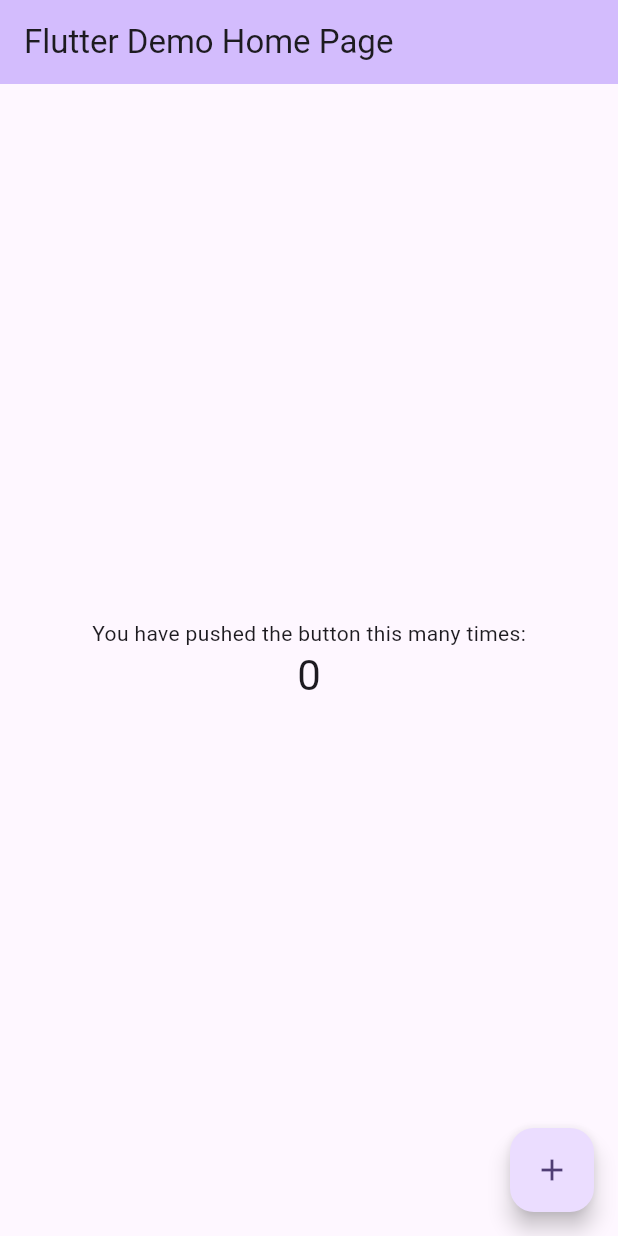
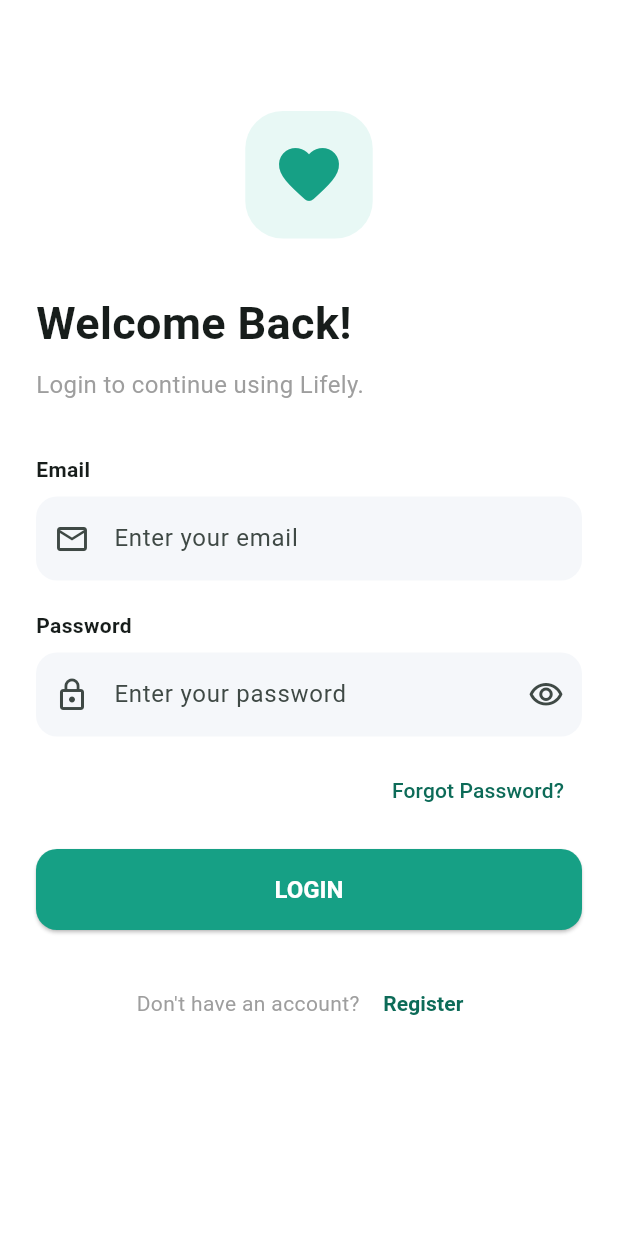
Before and after one commit to niteshkanoujiya2006/Lifely-, a Flutter app: the screen it shows after launch, on a phone screen of 412 x 824 dp. Run offline on Flutter 3.47's test engine with Material 3 defaults, Android fonts, the phone set to English and light mode, and no system bars.

Commit message:
Add Lifely authentication UI

```diff
--- a/lib/main.dart
+++ b/lib/main.dart
@@ -1,122 +1,22 @@
 import 'package:flutter/material.dart';
 
+import 'screens/splash_screen.dart';
+import 'theme/app_theme.dart';
+
 void main() {
-  runApp(const MyApp());
+  runApp(const LifelyApp());
 }
 
-class MyApp extends StatelessWidget {
-  const MyApp({super.key});
+class LifelyApp extends StatelessWidget {
+  const LifelyApp({super.key});
 
-  // This widget is the root of your application.
   @override
   Widget build(BuildContext context) {
     return MaterialApp(
-      title: 'Flutter Demo',
-      theme: ThemeData(
-        // This is the theme of your application.
-        //
-        // TRY THIS: Try running your application with "flutter run". You'll see
-        // the application has a purple toolbar. Then, without quitting the app,
-        // try changing the seedColor in the colorScheme below to Colors.green
-        // and then invoke "hot reload" (save your changes or press the "hot
-        // reload" button in a Flutter-supported IDE, or press "r" if you used
-        // the command line to start the app).
-        //
-        // Notice that the counter didn't reset back to zero; the application
-        // state is not lost during the reload. To reset the state, use hot
-        // restart instead.
-        //
-        // This works for code too, not just values: Most code changes can be
-        // tested with just a hot reload.
-        colorScheme: .fromSeed(seedColor: Colors.deepPurple),
-      ),
-      home: const MyHomePage(title: 'Flutter Demo Home Page'),
+      debugShowCheckedModeBanner: false,
+      title: 'Lifely',
+      theme: AppTheme.lightTheme,
+      home: const SplashScreen(),
     );
   }
 }
-
-class MyHomePage extends StatefulWidget {
-  const MyHomePage({super.key, required this.title});
-
-  // This widget is the home page of your application. It is stateful, meaning
-  // that it has a State object (defined below) that contains fields that affect
-  // how it looks.
-
-  // This class is the configuration for the state. It holds the values (in this
-  // case the title) provided by the parent (in this case the App widget) and
-  // used by the build method of the State. Fields in a Widget subclass are
-  // always marked "final".
-
-  final String title;
-
-  @override
-  State<MyHomePage> createState() => _MyHomePageState();
-}
-
-class _MyHomePageState extends State<MyHomePage> {
-  int _counter = 0;
-
-  void _incrementCounter() {
-    setState(() {
-      // This call to setState tells the Flutter framework that something has
-      // changed in this State, which causes it to rerun the build method below
-      // so that the display can reflect the updated values. If we changed
-      // _counter without calling setState(), then the build method would not be
-      // called again, and so nothing would appear to happen.
-      _counter++;
-    });
-  }
-
-  @override
-  Widget build(BuildContext context) {
-    // This method is rerun every time setState is called, for instance as done
-    // by the _incrementCounter method above.
-    //
-    // The Flutter framework has been optimized to make rerunning build methods
-    // fast, so that you can just rebuild anything that needs updating rather
-    // than having to individually change instances of widgets.
-    return Scaffold(
-      appBar: AppBar(
-        // TRY THIS: Try changing the color here to a specific color (to
-        // Colors.amber, perhaps?) and trigger a hot reload to see the AppBar
-        // change color while the other colors stay the same.
-        backgroundColor: Theme.of(context).colorScheme.inversePrimary,
-        // Here we take the value from the MyHomePage object that was created by
-        // the App.build method, and use it to set our appbar title.
-        title: Text(widget.title),
-      ),
-      body: Center(
-        // Center is a layout widget. It takes a single child and positions it
-        // in the middle of the parent.
-        child: Column(
-          // Column is also a layout widget. It takes a list of children and
-          // arranges them vertically. By default, it sizes itself to fit its
-          // children horizontally, and tries to be as tall as its parent.
-          //
-          // Column has various properties to control how it sizes itself and
-          // how it positions its children. Here we use mainAxisAlignment to
-          // center the children vertically; the main axis here is the vertical
-          // axis because Columns are vertical (the cross axis would be
-          // horizontal).
-          //
-          // TRY THIS: Invoke "debug painting" (choose the "Toggle Debug Paint"
-          // action in the IDE, or press "p" in the console), to see the
-          // wireframe for each widget.
-          mainAxisAlignment: .center,
-          children: [
-            const Text('You have pushed the button this many times:'),
-            Text(
-              '$_counter',
-              style: Theme.of(context).textTheme.headlineMedium,
-            ),
-          ],
-        ),
-      ),
-      floatingActionButton: FloatingActionButton(
-        onPressed: _incrementCounter,
-        tooltip: 'Increment',
-        child: const Icon(Icons.add),
-      ),
-    );
-  }
-}
--- /dev/null
+++ b/lib/screens/login_screen.dart
@@ -0,0 +1,178 @@
+import 'package:flutter/material.dart';
+
+import 'register_screen.dart';
+
+class LoginScreen extends StatefulWidget {
+  const LoginScreen({super.key});
+
+  @override
+  State<LoginScreen> createState() => _LoginScreenState();
+}
+
+class _LoginScreenState extends State<LoginScreen> {
+  final emailController = TextEditingController();
+  final passwordController = TextEditingController();
+
+  bool obscurePassword = true;
+
+  @override
+  void dispose() {
+    emailController.dispose();
+    passwordController.dispose();
+    super.dispose();
+  }
+
+  @override
+  Widget build(BuildContext context) {
+    return Scaffold(
+      body: SafeArea(
+        child: SingleChildScrollView(
+          padding: const EdgeInsets.all(24),
+          child: Column(
+            crossAxisAlignment: CrossAxisAlignment.start,
+            children: [
+              const SizedBox(height: 50),
+
+              Center(
+                child: Container(
+                  width: 85,
+                  height: 85,
+                  decoration: BoxDecoration(
+                    color: const Color(0xFFE8F8F5),
+                    borderRadius: BorderRadius.circular(25),
+                  ),
+                  child: const Icon(
+                    Icons.favorite_rounded,
+                    size: 48,
+                    color: Color(0xFF16A085),
+                  ),
+                ),
+              ),
+
+              const SizedBox(height: 35),
+
+              const Text(
+                'Welcome Back!',
+                style: TextStyle(
+                  fontSize: 30,
+                  fontWeight: FontWeight.bold,
+                ),
+              ),
+
+              const SizedBox(height: 8),
+
+              const Text(
+                'Login to continue using Lifely.',
+                style: TextStyle(
+                  fontSize: 16,
+                  color: Colors.grey,
+                ),
+              ),
+
+              const SizedBox(height: 35),
+
+              const Text(
+                'Email',
+                style: TextStyle(
+                  fontWeight: FontWeight.w600,
+                ),
+              ),
+
+              const SizedBox(height: 8),
+
+              TextField(
+                controller: emailController,
+                keyboardType: TextInputType.emailAddress,
+                decoration: const InputDecoration(
+                  hintText: 'Enter your email',
+                  prefixIcon: Icon(Icons.email_outlined),
+                ),
+              ),
+
+              const SizedBox(height: 20),
+
+              const Text(
+                'Password',
+                style: TextStyle(
+                  fontWeight: FontWeight.w600,
+                ),
+              ),
+
+              const SizedBox(height: 8),
+
+              TextField(
+                controller: passwordController,
+                obscureText: obscurePassword,
+                decoration: InputDecoration(
+                  hintText: 'Enter your password',
+                  prefixIcon: const Icon(Icons.lock_outline),
+                  suffixIcon: IconButton(
+                    icon: Icon(
+                      obscurePassword
+                          ? Icons.visibility_outlined
+                          : Icons.visibility_off_outlined,
+                    ),
+                    onPressed: () {
+                      setState(() {
+                        obscurePassword = !obscurePassword;
+                      });
+                    },
+                  ),
+                ),
+              ),
+
+              const SizedBox(height: 12),
+
+              Align(
+                alignment: Alignment.centerRight,
+                child: TextButton(
+                  onPressed: () {},
+                  child: const Text('Forgot Password?'),
+                ),
+              ),
+
+              const SizedBox(height: 15),
+
+              SizedBox(
+                width: double.infinity,
+                height: 54,
+                child: ElevatedButton(
+                  onPressed: () {},
+                  child: const Text('LOGIN'),
+                ),
+              ),
+
+              const SizedBox(height: 25),
+
+              Row(
+                mainAxisAlignment: MainAxisAlignment.center,
+                children: [
+                  const Text(
+                    "Don't have an account? ",
+                    style: TextStyle(color: Colors.grey),
+                  ),
+                  TextButton(
+                    onPressed: () {
+                      Navigator.push(
+                        context,
+                        MaterialPageRoute(
+                          builder: (_) => const RegisterScreen(),
+                        ),
+                      );
+                    },
+                    child: const Text(
+                      'Register',
+                      style: TextStyle(
+                        fontWeight: FontWeight.bold,
+                      ),
+                    ),
+                  ),
+                ],
+              ),
+            ],
+          ),
+        ),
+      ),
+    );
+  }
+}
--- /dev/null
+++ b/lib/theme/app_theme.dart
@@ -0,0 +1,53 @@
+import 'package:flutter/material.dart';
+
+class AppTheme {
+  static ThemeData lightTheme = ThemeData(
+    useMaterial3: true,
+    fontFamily: 'Roboto',
+    scaffoldBackgroundColor: Colors.white,
+
+    colorScheme: ColorScheme.fromSeed(
+      seedColor: const Color(0xFF16A085),
+      brightness: Brightness.light,
+    ),
+
+    inputDecorationTheme: InputDecorationTheme(
+      filled: true,
+      fillColor: const Color(0xFFF5F7FA),
+      border: OutlineInputBorder(
+        borderRadius: BorderRadius.circular(14),
+        borderSide: BorderSide.none,
+      ),
+      enabledBorder: OutlineInputBorder(
+        borderRadius: BorderRadius.circular(14),
+        borderSide: BorderSide.none,
+      ),
+      focusedBorder: OutlineInputBorder(
+        borderRadius: BorderRadius.circular(14),
+        borderSide: const BorderSide(
+          color: Color(0xFF16A085),
+          width: 1.5,
+        ),
+      ),
+      contentPadding: const EdgeInsets.symmetric(
+        horizontal: 18,
+        vertical: 16,
+      ),
+    ),
+
+    elevatedButtonTheme: ElevatedButtonThemeData(
+      style: ElevatedButton.styleFrom(
+        backgroundColor: const Color(0xFF16A085),
+        foregroundColor: Colors.white,
+        minimumSize: const Size(double.infinity, 54),
+        shape: RoundedRectangleBorder(
+          borderRadius: BorderRadius.circular(14),
+        ),
+        textStyle: const TextStyle(
+          fontSize: 16,
+          fontWeight: FontWeight.w600,
+        ),
+      ),
+    ),
+  );
+}
--- /dev/null
+++ b/lib/utils/constants.dart
@@ -0,0 +1,7 @@
+class AppConstants {
+  static const String appName = 'Lifely';
+  static const String tagline = 'Your health, connected.';
+
+  static const String login = 'Login';
+  static const String register = 'Register';
+}
```
Also changed, not shown: lib/screens/register_screen.dart (added, +163 -0 lines), lib/screens/splash_screen.dart (added, +86 -0 lines), lib/models/hospital_model.dart (added), lib/models/resource_model.dart (added), lib/models/user_model.dart (added), lib/services/api_service.dart (added), lib/services/auth_service.dart (added), lib/widgets/custom_button.dart (added), lib/widgets/custom_text_field.dart (added), lib/widgets/hospital_card.dart (added), lib/widgets/resource_card.dart (added), 1 other file.
